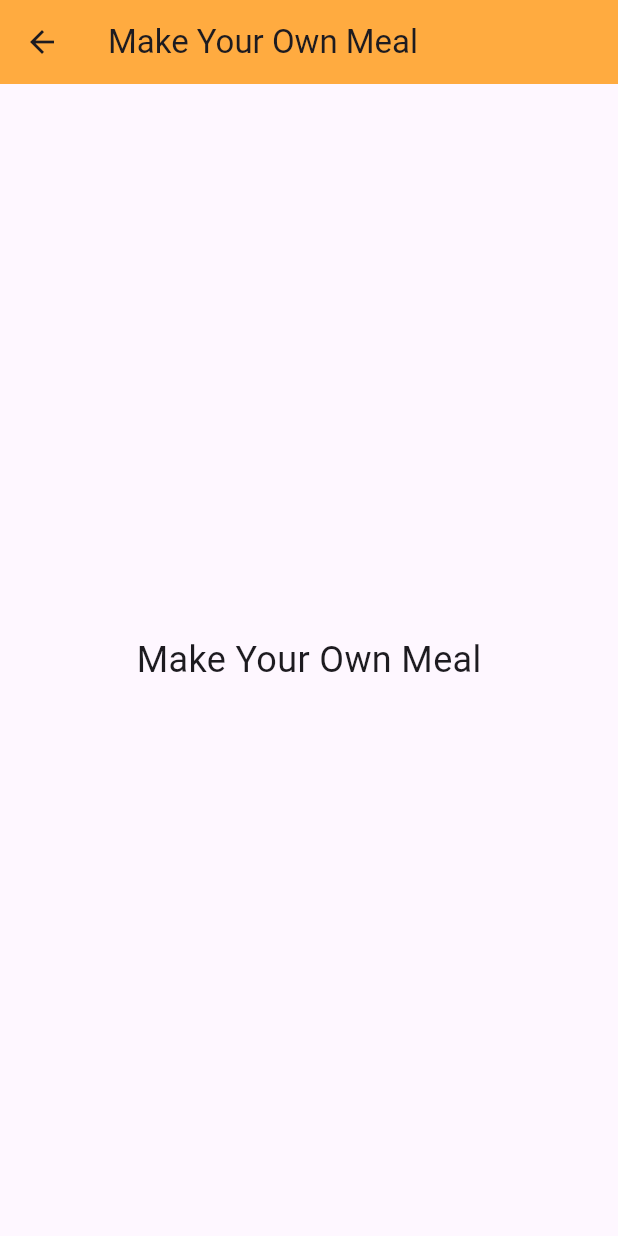
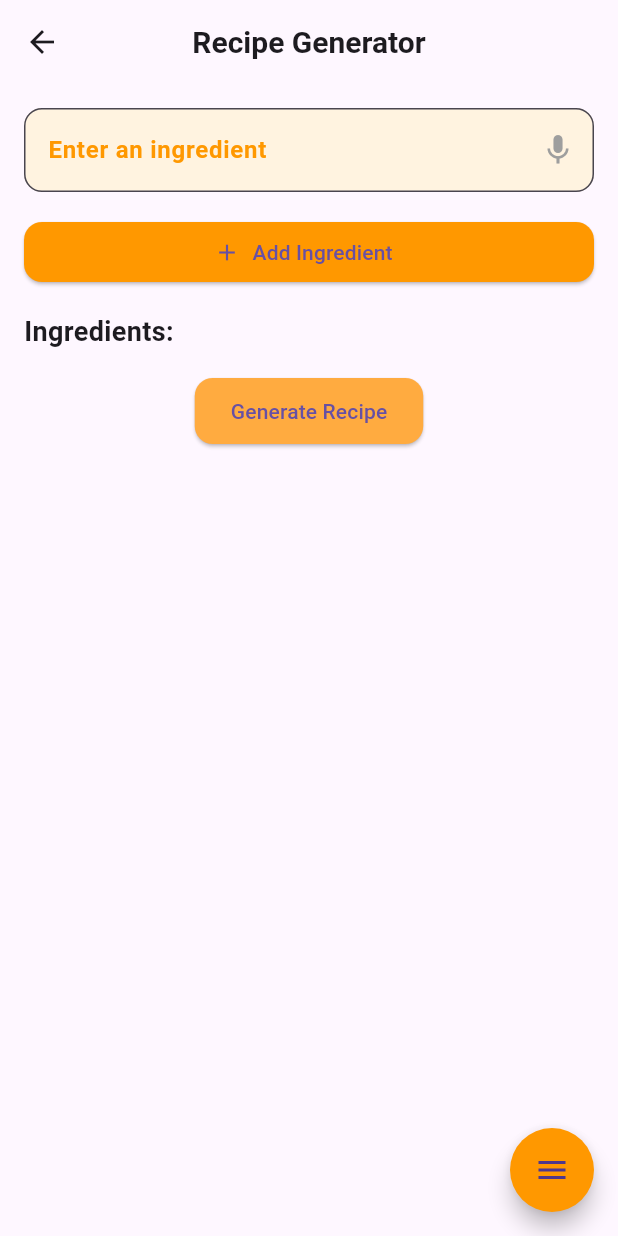
Before and after one commit to omerpanay/RecipeWorld-Using-LLM, a Flutter app: the HomeScreen screen opened by its route, after a tap on "Make Your Own Meal", on a phone screen of 412 x 824 dp. Run offline on Flutter 3.47's test engine with Material 3 defaults, Android fonts, the phone set to English and light mode, and no system bars; drawn by our look-alikes of flutter_speed_dial; our stand-ins replace firebase_auth, firebase_core, google_fonts, google_sign_in, speech_to_text; accounts and stored records are empty.

```diff
--- a/lib/screens/MakeYourOwnMealScreen.dart
+++ /dev/null
@@ -1,19 +0,0 @@
-import 'package:flutter/material.dart';
-
-class MakeYourOwnMealScreen extends StatelessWidget {
-  @override
-  Widget build(BuildContext context) {
-    return Scaffold(
-      appBar: AppBar(
-        title: Text("Make Your Own Meal"),
-        backgroundColor: Colors.orangeAccent,
-      ),
-      body: Center(
-        child: Text(
-          "Make Your Own Meal",
-          style: TextStyle(fontSize: 24),
-        ),
-      ),
-    );
-  }
-}
--- /dev/null
+++ b/lib/screens/RecipeScreen.dart
@@ -0,0 +1,225 @@
+import 'package:flutter/material.dart';
+import 'package:flutter_speed_dial/flutter_speed_dial.dart';
+import 'package:speech_to_text/speech_to_text.dart' as stt;
+import 'package:google_fonts/google_fonts.dart';
+import 'RecipeService.dart';
+
+void main() {
+  runApp(RecipeApp());
+}
+
+class RecipeApp extends StatelessWidget {
+  @override
+  Widget build(BuildContext context) {
+    return MaterialApp(
+      debugShowCheckedModeBanner: false,
+      title: 'Recipe Generator',
+      theme: ThemeData(
+        primarySwatch: Colors.orange,
+        textTheme: GoogleFonts.latoTextTheme(),
+      ),
+      home: RecipeScreen(),
+    );
+  }
+}
+
+class RecipeScreen extends StatefulWidget {
+  @override
+  _RecipeScreenState createState() => _RecipeScreenState();
+}
+
+class _RecipeScreenState extends State<RecipeScreen> {
+  final TextEditingController _ingredientController = TextEditingController();
+  final List<String> _ingredients = [];
+  String _recipe = '';
+  late stt.SpeechToText _speechToText;
+  bool _isListening = false;
+  final RecipeService _recipeService = RecipeService();
+
+  @override
+  void initState() {
+    super.initState();
+    _speechToText = stt.SpeechToText();
+  }
+
+  Future<void> _startListening() async {
+    bool available = await _speechToText.initialize(
+      onStatus: (status) => print('Speech Status: $status'),
+      onError: (error) => print('Speech Error: $error'),
+    );
+
+    if (available) {
+      setState(() {
+        _isListening = true;
+      });
+
+      await _speechToText.listen(
+        onResult: (result) {
+          setState(() {
+            _ingredientController.text = result.recognizedWords;
+          });
+        },
+        localeId: "en_US",
+      );
+    }
+  }
+
+  void _stopListening() {
+    setState(() {
+      _isListening = false;
+    });
+    _speechToText.stop();
+  }
+
+  void _addIngredient() {
+    if (_ingredientController.text.isNotEmpty) {
+      setState(() {
+        _ingredients.add(_ingredientController.text);
+        _ingredientController.clear();
+      });
+    }
+  }
+
+  Future<void> _generateRecipe() async {
+    if (_ingredients.isEmpty) {
+      setState(() {
+        _recipe = "Please add at least one ingredient!";
+      });
+      return;
+    }
+
+    setState(() {
+      _recipe = "Generating recipe...";
+    });
+
+    try {
+      final ingredientsString = _ingredients.join(', ');
+      final generatedRecipe =
+          await _recipeService.generateRecipe(ingredientsString);
+
+      setState(() {
+        _recipe = generatedRecipe;
+      });
+    } catch (e) {
+      setState(() {
+        _recipe = "Error generating recipe: $e";
+      });
+    }
+  }
+
+  @override
+  Widget build(BuildContext context) {
+    return Scaffold(
+      appBar: AppBar(
+        title: Text(
+          'Recipe Generator',
+          style: TextStyle(fontSize: 20, fontWeight: FontWeight.bold),
+        ),
+        centerTitle: true,
+      ),
+      body: ListView(
+        padding: const EdgeInsets.all(16.0),
+        children: [
+          // Profesyonel TextField
+          TextField(
+            controller: _ingredientController,
+            decoration: InputDecoration(
+              labelText: 'Enter an ingredient',
+              labelStyle: TextStyle(
+                fontSize: 16,
+                fontWeight: FontWeight.bold,
+                color: Colors.orange,
+              ),
+              filled: true,
+              fillColor: Colors.orange[50],
+              border: OutlineInputBorder(
+                borderRadius: BorderRadius.circular(12),
+                borderSide: BorderSide(color: Colors.orange, width: 2),
+              ),
+              focusedBorder: OutlineInputBorder(
+                borderRadius: BorderRadius.circular(12),
+                borderSide: BorderSide(color: Colors.deepOrange, width: 2),
+              ),
+              suffixIcon: IconButton(
+                icon: Icon(
+                  Icons.mic,
+                  color: _isListening ? Colors.red : Colors.grey,
+                ),
+                onPressed: _isListening ? _stopListening : _startListening,
+              ),
+            ),
+          ),
+          const SizedBox(height: 16),
+          ElevatedButton.icon(
+            icon: Icon(Icons.add),
+            label: Text('Add Ingredient'),
+            onPressed: _addIngredient,
+            style: ElevatedButton.styleFrom(
+              backgroundColor: Colors.orange,
+              shape: RoundedRectangleBorder(
+                borderRadius: BorderRadius.circular(12),
+              ),
+            ),
+          ),
+          const SizedBox(height: 16),
+          Text(
+            'Ingredients:',
+            style: TextStyle(fontSize: 18, fontWeight: FontWeight.bold),
+          ),
+          Wrap(
+            spacing: 8.0,
+            children: _ingredients.map((ingredient) {
+              return Chip(
+                label: Text(ingredient),
+                backgroundColor: Colors.orange[100],
+                deleteIcon: Icon(Icons.close, color: Colors.red),
+                onDeleted: () {
+                  setState(() {
+                    _ingredients.remove(ingredient);
+                  });
+                },
+              );
+            }).toList(),
+          ),
+          const SizedBox(height: 16),
+          Center(
+            child: ElevatedButton(
+              onPressed: _generateRecipe,
+              child: Text('Generate Recipe'),
+              style: ElevatedButton.styleFrom(
+                backgroundColor: Colors.orangeAccent,
+                padding: EdgeInsets.symmetric(horizontal: 24, vertical: 12),
+                shape: RoundedRectangleBorder(
+                  borderRadius: BorderRadius.circular(12),
+                ),
+              ),
+            ),
+          ),
+          const SizedBox(height: 16),
+          _recipe.isNotEmpty
+              ? Text(
+                  _recipe,
+                  style: TextStyle(fontSize: 16, fontStyle: FontStyle.italic),
+                )
+              : Container(),
+        ],
+      ),
+      floatingActionButton: SpeedDial(
+        animatedIcon: AnimatedIcons.menu_close,
+        backgroundColor: Colors.orange,
+        children: [
+          SpeedDialChild(
+            child: Icon(Icons.help),
+            label: 'Help',
+            onTap: () => print('Help clicked'),
+          ),
+          SpeedDialChild(
+            child: Icon(Icons.settings),
+            label: 'Settings',
+            onTap: () => print('Settings clicked'),
+          ),
+        ],
+      ),
+    );
+  }
+}
--- a/lib/screens/home_screen.dart
+++ b/lib/screens/home_screen.dart
@@ -1,101 +1,126 @@
-import 'package:firebase2/screens/MakeYourOwnMealScreen.dart';
+import 'package:flutter/material.dart';
+import 'package:firebase2/screens/RecipeScreen.dart';
 import 'package:firebase2/screens/ReadyRecipesScreen.dart';
-import 'package:flutter/material.dart';
 
 class HomeScreen extends StatelessWidget {
-  final List<Map<String, String>> categories = [
-    {"name": "Soup", "image": "assets/images/corba.jpeg"},
-    {"name": "Meat", "image": "assets/images/et.jpeg"},
-    {"name": "Sweet", "image": "assets/images/tatli.jpg"},
-    {"name": "Pastry", "image": "assets/images/hamur.jpg"},
-    {"name": "Diet", "image": "assets/images/diyet.jpg"},
-    {"name": "Fish", "image": "assets/images/balik.webp"},
-    {"name": "Ice Cream", "image": "assets/images/dondurma.jpeg"},
-    {"name": "raw meatballs", "image": "assets/images/cigkofte.jpeg"},
-    {"name": "Chicken", "image": "assets/images/tavuk.webp"}
-  ];
-
   @override
   Widget build(BuildContext context) {
     return Scaffold(
-      appBar: AppBar(
-        title: Text("Recipes"),
-        backgroundColor: Colors.deepOrangeAccent,
-      ),
-      body: Column(
+      body: Stack(
         children: [
-          Padding(
-            padding: const EdgeInsets.all(16.0),
-            child: Text(
-              "Freshly tried recipes every day",
-              style: TextStyle(fontSize: 18, fontWeight: FontWeight.bold),
-            ),
-          ),
-          Expanded(
-            child: Padding(
-              padding: const EdgeInsets.symmetric(horizontal: 16.0),
-              child: GridView.builder(
-                gridDelegate: SliverGridDelegateWithFixedCrossAxisCount(
-                  crossAxisCount: 3, // Her satırda 3 kategori göster
-                  childAspectRatio: 0.8,
-                  crossAxisSpacing: 10,
-                  mainAxisSpacing: 10,
-                ),
-                itemCount: categories.length,
-                itemBuilder: (context, index) {
-                  return Column(
-                    children: [
-                      Expanded(
-                        child: ClipRRect(
-                          borderRadius: BorderRadius.circular(10),
-                          child: Image.asset(
-                            categories[index]["image"]!,
+          // Arka plan resmi (opacity ile soluklaştırıldı)
+          Container(
+            decoration: BoxDecoration(
+              image: DecorationImage(
+                image: AssetImage("assets/images/recipe_app_banner3.jpg"),
                 fit: BoxFit.cover,
+                colorFilter: ColorFilter.mode(
+                  Colors.black.withOpacity(0.5),
+                  BlendMode.darken,
                 ),
               ),
             ),
-                      SizedBox(height: 5),
-                      Text(
-                        categories[index]["name"]!,
-                        style: TextStyle(fontSize: 14),
+          ),
+          // İçerik
+          Column(
+            mainAxisAlignment: MainAxisAlignment.center,
+            crossAxisAlignment: CrossAxisAlignment.center,
+            children: [
+              Spacer(),
+              // Başlık
+              Padding(
+                padding: const EdgeInsets.symmetric(horizontal: 20.0),
+                child: Text(
+                  "Welcome to Recipe World",
+                  textAlign: TextAlign.center,
+                  style: TextStyle(
+                    fontSize: 36,
+                    fontWeight: FontWeight.bold,
+                    color: Colors.orangeAccent,
+                    shadows: [
+                      Shadow(
+                        offset: Offset(3, 3),
+                        blurRadius: 6,
+                        color: Colors.black54,
                       ),
                     ],
-                  );
-                },
                   ),
                 ),
               ),
+              SizedBox(height: 20),
+              // Açıklama
               Padding(
-            padding: const EdgeInsets.symmetric(vertical: 20.0, horizontal: 20),
+                padding: const EdgeInsets.symmetric(horizontal: 30.0),
+                child: Text(
+                  "Discover delicious recipes or create your own masterpieces!",
+                  textAlign: TextAlign.center,
+                  style: TextStyle(
+                    fontSize: 18,
+                    fontWeight: FontWeight.w500,
+                    color: Colors.white,
+                    shadows: [
+                      Shadow(
+                        offset: Offset(2, 2),
+                        blurRadius: 4,
+                        color: Colors.black45,
+                      ),
+                    ],
+                  ),
+                ),
+              ),
+              SizedBox(height: 40),
+              // Butonlar
+              Padding(
+                padding: const EdgeInsets.symmetric(horizontal: 20.0),
                 child: Row(
                   mainAxisAlignment: MainAxisAlignment.spaceEvenly,
                   children: [
-                ElevatedButton(
-                  onPressed: () {
+                    Expanded(
+                      child: GestureDetector(
+                        onTap: () {
                           Navigator.push(
                             context,
                             MaterialPageRoute(
-                        builder: (context) => MakeYourOwnMealScreen(),
+                              builder: (context) => RecipeScreen(),
                             ),
                           );
                         },
-                  style: ElevatedButton.styleFrom(
-                    backgroundColor: Colors.orangeAccent,
+                        child: Container(
+                          decoration: BoxDecoration(
+                            gradient: LinearGradient(
+                              colors: [Colors.orange, Colors.deepOrange],
+                              begin: Alignment.topLeft,
+                              end: Alignment.bottomRight,
+                            ),
+                            borderRadius: BorderRadius.circular(30),
+                            boxShadow: [
+                              BoxShadow(
+                                color: Colors.black26,
+                                offset: Offset(2, 4),
+                                blurRadius: 6,
+                              ),
+                            ],
+                          ),
                           padding: EdgeInsets.symmetric(
-                        horizontal: 15,
-                        vertical: 8), // Buton boyutlarını küçülttük
-                    shape: RoundedRectangleBorder(
-                      borderRadius:
-                          BorderRadius.circular(15), // Kenarları yumuşattık
+                              horizontal: 15, vertical: 18),
+                          child: Center(
+                            child: Text(
+                              "Make Your Own Meal",
+                              style: TextStyle(
+                                fontSize: 20,
+                                fontWeight: FontWeight.bold,
+                                color: Colors.white,
+                              ),
+                              textAlign: TextAlign.center,
                             ),
                           ),
-                  child: Text(
-                    "Make Your Own Meal",
-                    style: TextStyle(fontSize: 14, color: Colors.white),
                         ),
                       ),
-                ElevatedButton(
-                  onPressed: () {
+                    ),
+                    SizedBox(width: 20),
+                    Expanded(
+                      child: GestureDetector(
+                        onTap: () {
                           Navigator.push(
                             context,
                             MaterialPageRoute(
@@ -103,23 +128,43 @@ class HomeScreen extends StatelessWidget {
                             ),
                           );
                         },
-                  style: ElevatedButton.styleFrom(
-                    backgroundColor: Colors.greenAccent,
+                        child: Container(
+                          decoration: BoxDecoration(
+                            gradient: LinearGradient(
+                              colors: [Colors.orangeAccent, Colors.amber],
+                              begin: Alignment.topLeft,
+                              end: Alignment.bottomRight,
+                            ),
+                            borderRadius: BorderRadius.circular(30),
+                            boxShadow: [
+                              BoxShadow(
+                                color: Colors.black26,
+                                offset: Offset(2, 4),
+                                blurRadius: 6,
+                              ),
+                            ],
+                          ),
                           padding: EdgeInsets.symmetric(
-                        horizontal: 15,
-                        vertical: 8), // Buton boyutlarını küçülttük
-                    shape: RoundedRectangleBorder(
-                      borderRadius:
-                          BorderRadius.circular(15), // Kenarları yumuşattık
+                              horizontal: 15, vertical: 18),
+                          child: Center(
+                            child: Text(
+                              "Ready Recipes",
+                              style: TextStyle(
+                                fontSize: 20,
+                                fontWeight: FontWeight.bold,
+                                color: Colors.white,
+                              ),
+                              textAlign: TextAlign.center,
                             ),
                           ),
-                  child: Text(
-                    "Ready Recipes",
-                    style: TextStyle(fontSize: 14, color: Colors.white),
+                        ),
                       ),
                     ),
                   ],
                 ),
+              ),
+              Spacer(),
+            ],
           ),
         ],
       ),
--- a/lib/screens/login_screen.dart
+++ b/lib/screens/login_screen.dart
@@ -98,7 +98,7 @@ class LoginScreen extends StatelessWidget {
                       Navigator.pushNamed(context, '/register');
                     },
                     child: Text(
-                      'Dont you havent account Register',
+                      'Dont you have account ?  -Register-',
                       style: TextStyle(color: Colors.white),
                     ),
                   ),
--- a/lib/screens/register_screen.dart
+++ b/lib/screens/register_screen.dart
@@ -27,7 +27,7 @@ class RegisterScreen extends StatelessWidget {
                 crossAxisAlignment: CrossAxisAlignment.stretch,
                 children: [
                   Text(
-                    'Kayıt Ol',
+                    'Register',
                     textAlign: TextAlign.center,
                     style: TextStyle(
                       color: Colors.white,
```
Also changed, not shown: lib/screens/ReadyRecipesScreen.dart (+132 -4 lines), lib/screens/RecipeDetailScreen.dart (added, +99 -0 lines), lib/screens/RecipeService.dart (added, +48 -0 lines), pubspec.yaml (+7 -0 lines), assets/images/recipe_app_banner3.jpg (added), assets/images/recipe_app_bannerrr.webp (added), pubspec.lock, 5 other files. Lines whose indentation alone changed are shown as unchanged.
